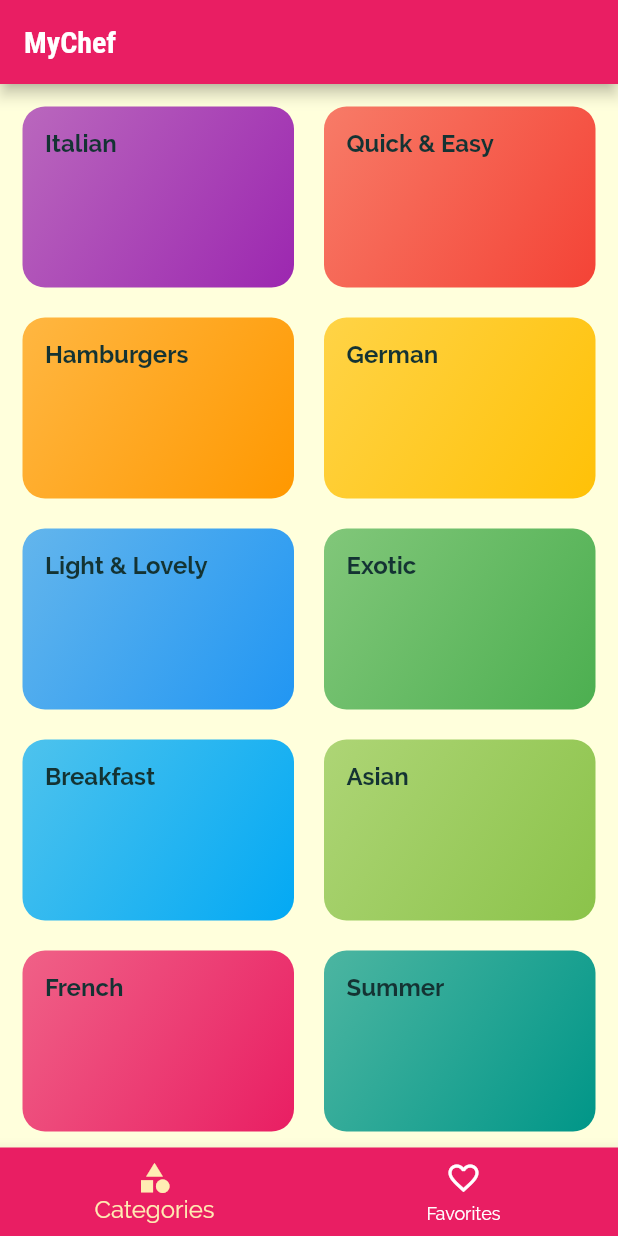
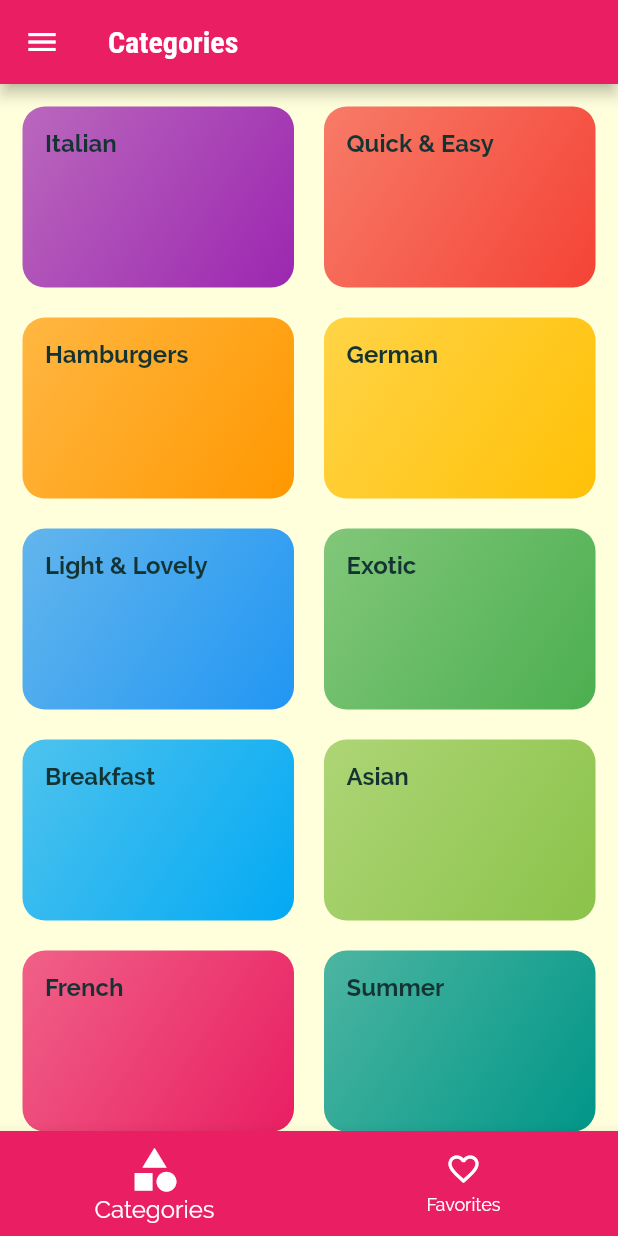
Before and after one commit to batugkocak/Meals, a Flutter app: the screen it shows after launch, on a phone screen of 412 x 824 dp. Run offline on Flutter 3.47's test engine with Material 2 defaults, Android fonts, the phone set to English and light mode, and no system bars.

Commit message:
add new UI features

```diff
--- a/lib/page/bottom_tabs_page.dart
+++ b/lib/page/bottom_tabs_page.dart
@@ -1,6 +1,8 @@
 import 'package:flutter/material.dart';
+
 import '../page/categories_page.dart';
 import '../page/favorites_page.dart';
+import '../widget/main_drawer.dart';
 
 class BottomTabsPage extends StatefulWidget {
   const BottomTabsPage({super.key});
@@ -10,9 +12,9 @@ class BottomTabsPage extends StatefulWidget {
 }
 
 class _BottomTabsPageState extends State<BottomTabsPage> {
-  List<Widget> _pages = const [
-    CategoriesPage(),
-    FavoritesPage(),
+  final List<Map<String, Object>> _pages = const [
+    {'page': CategoriesPage(), 'title': 'Categories'},
+    {'page': FavoritesPage(), 'title': 'Favorites'},
   ];
   int _selectedPageIndex = 0;
 
@@ -25,15 +27,17 @@ class _BottomTabsPageState extends State<BottomTabsPage> {
   @override
   Widget build(BuildContext context) {
     return Scaffold(
-      body: _pages.elementAt(_selectedPageIndex),
+      body: _pages[_selectedPageIndex]['page'] as Widget,
       appBar: AppBar(
-        title: const Text('MyChef'),
+        title: Text(_pages[_selectedPageIndex]['title'] as String),
       ),
+      drawer: const MainDrawer(),
       bottomNavigationBar: BottomNavigationBar(
+        selectedIconTheme: const IconThemeData(size: 35),
         currentIndex: _selectedPageIndex,
         backgroundColor: Theme.of(context).primaryColor,
         unselectedItemColor: Colors.white,
-        selectedItemColor: Colors.amber.shade100,
+        selectedItemColor: Colors.white,
         selectedFontSize: 16,
         items: const [
           BottomNavigationBarItem(
```
